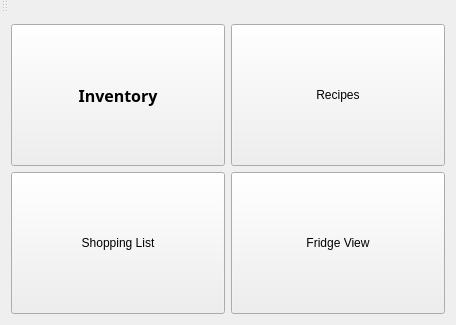
r0ug3-Mary/Senior_Design, file FAKKIT/fak.ui: the form before one commit.
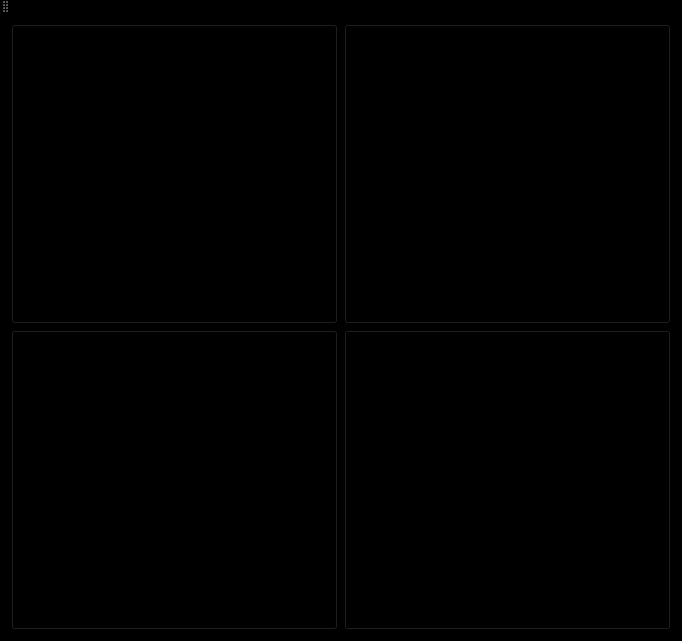
The form after the commit. Icons and pictures are not drawn.

What changed in the file:
```diff
--- a/FAKKIT/fak.ui
+++ b/FAKKIT/fak.ui
@@ -6,30 +6,10 @@
    <rect>
     <x>0</x>
     <y>0</y>
-    <width>456</width>
-    <height>325</height>
+    <width>682</width>
+    <height>641</height>
    </rect>
   </property>
-  <property name="sizePolicy">
-   <sizepolicy hsizetype="Preferred" vsizetype="Preferred">
-    <horstretch>0</horstretch>
-    <verstretch>0</verstretch>
-   </sizepolicy>
-  </property>
-  <property name="maximumSize">
-   <size>
-    <width>16777</width>
-    <height>16777</height>
-   </size>
-  </property>
-  <property name="font">
-   <font>
-    <family>Arial</family>
-    <pointsize>12</pointsize>
-    <weight>75</weight>
-    <bold>true</bold>
-   </font>
-  </property>
   <property name="windowTitle">
    <string>FAK</string>
   </property>
@@ -37,7 +17,9 @@
    <bool>false</bool>
   </property>
   <property name="styleSheet">
-   <string notr="true">border-color: rgb(0, 0, 255);
+   <string notr="true">background-color: rgb(0, 0, 0);
+
+border-color: rgb(0, 0, 255);
 border-top-color: rgb(0, 0, 255);
 </string>
   </property>
@@ -51,14 +33,6 @@
         <verstretch>0</verstretch>
        </sizepolicy>
       </property>
-      <property name="font">
-       <font>
-        <family>Ebrima</family>
-        <pointsize>12</pointsize>
-        <weight>75</weight>
-        <bold>true</bold>
-       </font>
-      </property>
       <property name="focusPolicy">
        <enum>Qt::StrongFocus</enum>
       </property>
@@ -108,7 +82,7 @@
     <item row="1" column="1">
      <widget class="QPushButton" name="pushButton">
       <property name="sizePolicy">
-       <sizepolicy hsizetype="Preferred" vsizetype="Preferred">
+       <sizepolicy hsizetype="Expanding" vsizetype="Expanding">
         <horstretch>0</horstretch>
         <verstretch>0</verstretch>
        </sizepolicy>
@@ -136,6 +110,9 @@
    </layout>
   </widget>
   <widget class="QToolBar" name="mainToolBar">
+   <property name="enabled">
+    <bool>true</bool>
+   </property>
    <attribute name="toolBarArea">
     <enum>TopToolBarArea</enum>
    </attribute>
```
Left out of the diff: 10 changed lines with no effect on the pictures.
